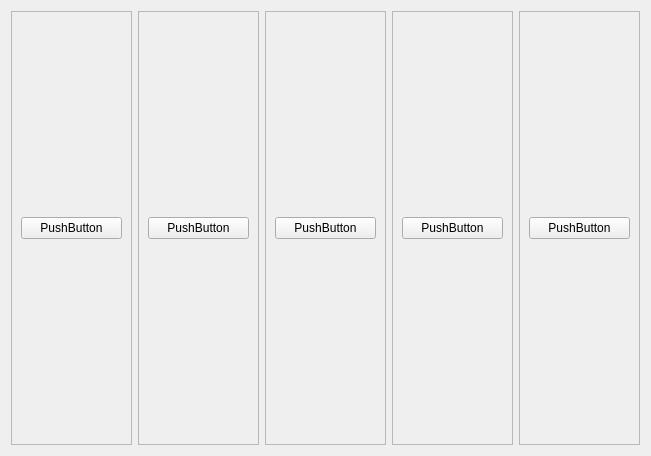
Silishark/Dnd-in-terminal, file cselect/thiefselect.ui: the form before one commit.
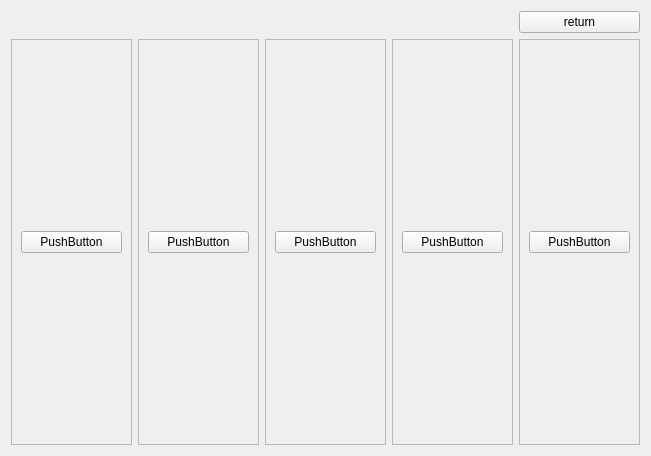
The form after the commit.

```diff
--- a/cselect/thiefselect.ui
+++ b/cselect/thiefselect.ui
@@ -13,8 +13,46 @@
   <property name="windowTitle">
    <string>Form</string>
   </property>
-  <layout class="QHBoxLayout" name="horizontalLayout">
-   <item>
+  <layout class="QGridLayout" name="gridLayout">
+   <item row="1" column="3">
+    <widget class="QFrame" name="frame_4">
+     <property name="frameShape">
+      <enum>QFrame::Shape::StyledPanel</enum>
+     </property>
+     <property name="frameShadow">
+      <enum>QFrame::Shadow::Raised</enum>
+     </property>
+     <layout class="QVBoxLayout" name="verticalLayout_4">
+      <item>
+       <widget class="QPushButton" name="pushButton_4">
+        <property name="text">
+         <string>PushButton</string>
+        </property>
+       </widget>
+      </item>
+     </layout>
+    </widget>
+   </item>
+   <item row="1" column="4">
+    <widget class="QFrame" name="frame_5">
+     <property name="frameShape">
+      <enum>QFrame::Shape::StyledPanel</enum>
+     </property>
+     <property name="frameShadow">
+      <enum>QFrame::Shadow::Raised</enum>
+     </property>
+     <layout class="QVBoxLayout" name="verticalLayout_5">
+      <item>
+       <widget class="QPushButton" name="pushButton_5">
+        <property name="text">
+         <string>PushButton</string>
+        </property>
+       </widget>
+      </item>
+     </layout>
+    </widget>
+   </item>
+   <item row="1" column="0">
     <widget class="QFrame" name="frame">
      <property name="frameShape">
       <enum>QFrame::Shape::StyledPanel</enum>
@@ -33,7 +71,7 @@
      </layout>
     </widget>
    </item>
-   <item>
+   <item row="1" column="1">
     <widget class="QFrame" name="frame_2">
      <property name="frameShape">
       <enum>QFrame::Shape::StyledPanel</enum>
@@ -52,7 +90,7 @@
      </layout>
     </widget>
    </item>
-   <item>
+   <item row="1" column="2">
     <widget class="QFrame" name="frame_3">
      <property name="frameShape">
       <enum>QFrame::Shape::StyledPanel</enum>
@@ -71,42 +109,11 @@
      </layout>
     </widget>
    </item>
-   <item>
-    <widget class="QFrame" name="frame_4">
-     <property name="frameShape">
-      <enum>QFrame::Shape::StyledPanel</enum>
+   <item row="0" column="4">
+    <widget class="QPushButton" name="returnButton">
+     <property name="text">
+      <string>return</string>
      </property>
-     <property name="frameShadow">
-      <enum>QFrame::Shadow::Raised</enum>
-     </property>
-     <layout class="QVBoxLayout" name="verticalLayout_4">
-      <item>
-       <widget class="QPushButton" name="pushButton_4">
-        <property name="text">
-         <string>PushButton</string>
-        </property>
-       </widget>
-      </item>
-     </layout>
-    </widget>
-   </item>
-   <item>
-    <widget class="QFrame" name="frame_5">
-     <property name="frameShape">
-      <enum>QFrame::Shape::StyledPanel</enum>
-     </property>
-     <property name="frameShadow">
-      <enum>QFrame::Shadow::Raised</enum>
-     </property>
-     <layout class="QVBoxLayout" name="verticalLayout_5">
-      <item>
-       <widget class="QPushButton" name="pushButton_5">
-        <property name="text">
-         <string>PushButton</string>
-        </property>
-       </widget>
-      </item>
-     </layout>
     </widget>
    </item>
   </layout>
```
